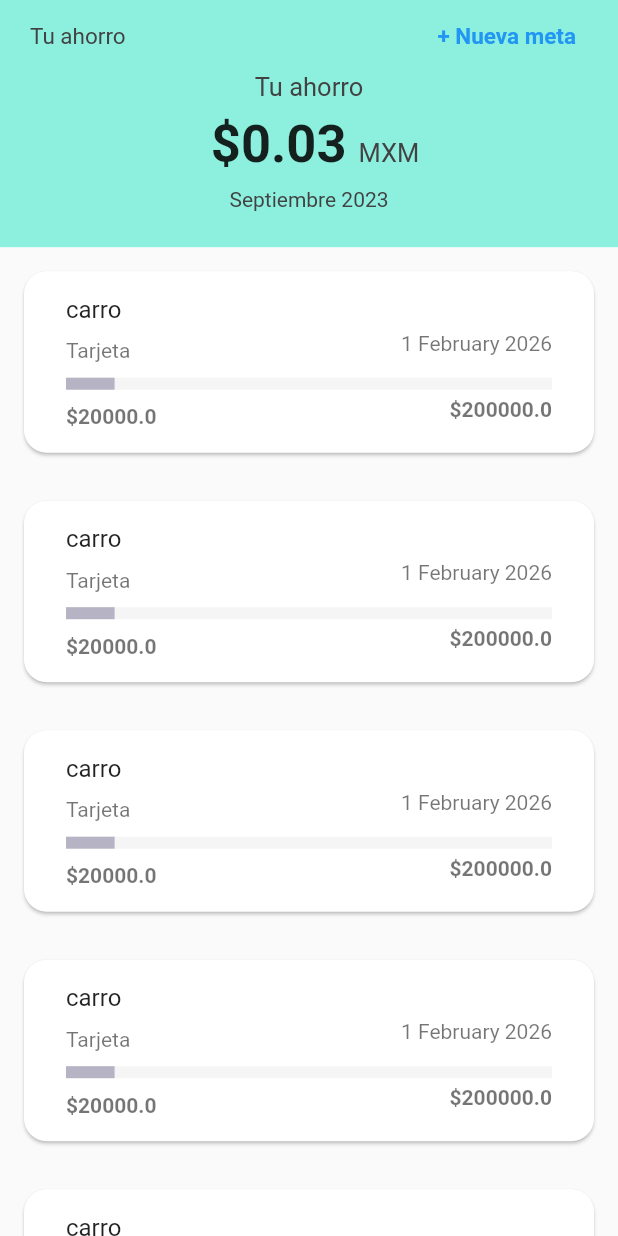
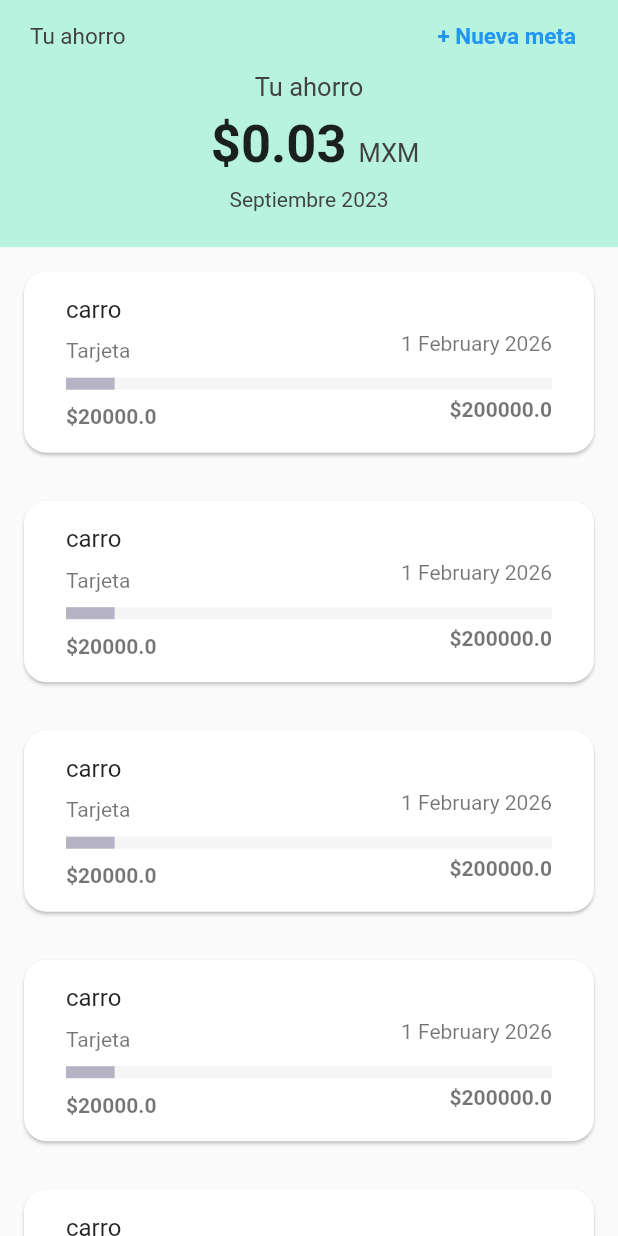
Before and after one commit to valrmzl/ProyectoMovilesVNS, a Flutter app: the Ahorros widget shown alone on an empty page, opened directly, on a phone screen of 412 x 824 dp. Run offline on Flutter 3.47's test engine with Material 2 defaults, Android fonts, the phone set to English and light mode, and no system bars; our stand-ins replace carousel_slider; network calls fail.

Commit message:
color en ahorro

```diff
--- a/lib/Screens/ahorros.dart
+++ b/lib/Screens/ahorros.dart
@@ -34,7 +34,7 @@ class Ahorros extends StatelessWidget {
       child: Column(
         children: [
           Container(
-            color: Color.fromARGB(255, 141, 240, 223),
+            color: Color.fromARGB(255, 184, 243, 223),
             height: MediaQuery.of(context).size.height * 0.2,
             child: Column(children: [
               Row(
```
